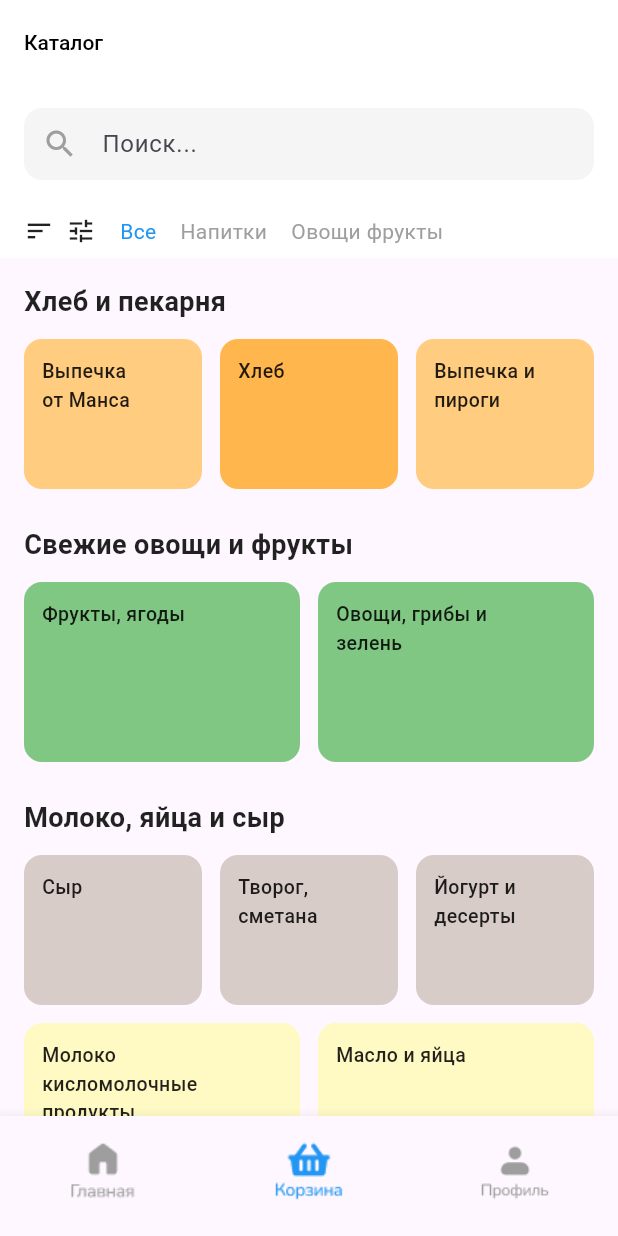
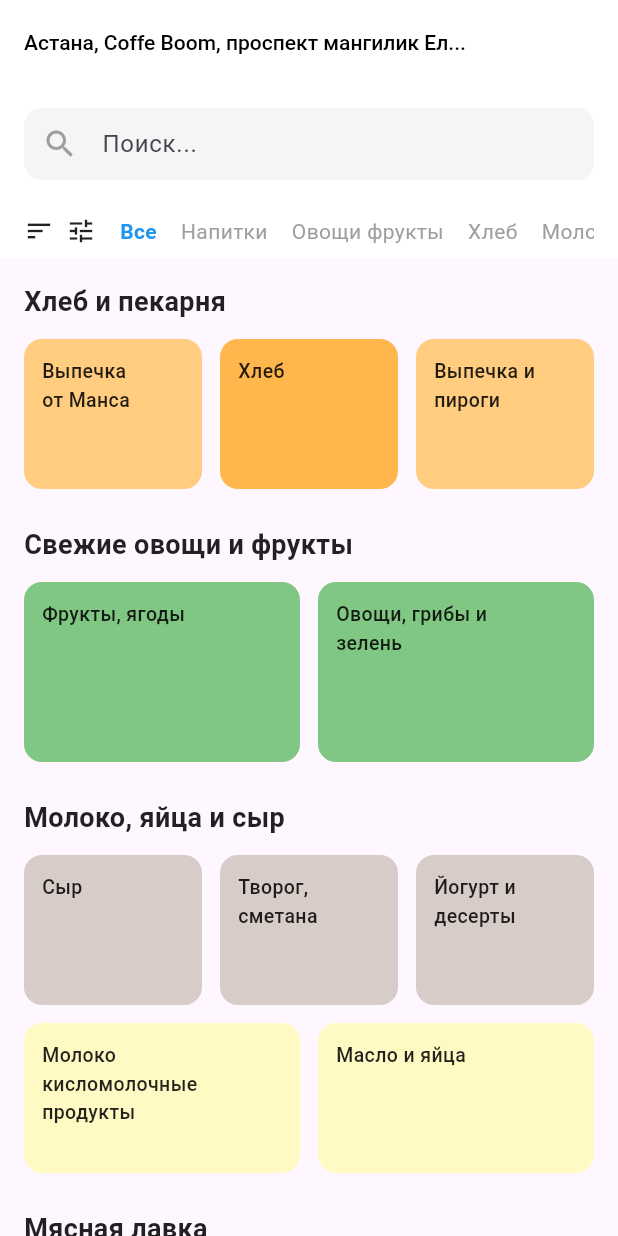
Before and after one commit to Hamsterito/wholesale-purchases, a Flutter app: the CatalogPage screen opened directly, on a phone screen of 412 x 824 dp. Run offline on Flutter 3.47's test engine with Material 3 defaults, Android fonts, the phone set to English and light mode, and no system bars.

```diff
--- a/lib/home_screan/catalog.dart
+++ b/lib/home_screan/catalog.dart
@@ -1,5 +1,4 @@
 import 'package:flutter/material.dart';
-import 'package:flutter_project/widgets/bottom_nav.dart';
 
 void main() {
   runApp(const MyApp());
@@ -11,7 +10,7 @@ class MyApp extends StatelessWidget {
   @override
   Widget build(BuildContext context) {
     return MaterialApp(
-      title: 'Catalog',
+      title: 'Coffe Boom',
       theme: ThemeData(
         primarySwatch: Colors.blue,
         scaffoldBackgroundColor: Colors.grey[50],
@@ -22,6 +21,8 @@ class MyApp extends StatelessWidget {
   }
 }
 
+enum CategoryFilter { all, drinks, vegetables, bread, dairy, meat }
+
 class CatalogPage extends StatefulWidget {
   const CatalogPage({Key? key}) : super(key: key);
 
@@ -30,12 +31,17 @@ class CatalogPage extends StatefulWidget {
 }
 
 class _CatalogPageState extends State<CatalogPage> {
-  int _selectedIndex = 1;
+  CategoryFilter _selectedFilter = CategoryFilter.all;
 
-  void _onItemTapped(int index) {
+  void _onFilterTapped(CategoryFilter filter) {
     setState(() {
-      _selectedIndex = index;
+      _selectedFilter = filter;
     });
+  }
+
+  bool _shouldShowCategory(CategoryFilter category) {
+    if (_selectedFilter == CategoryFilter.all) return true;
+    return _selectedFilter == category;
   }
 
   @override
@@ -48,7 +54,7 @@ class _CatalogPageState extends State<CatalogPage> {
           crossAxisAlignment: CrossAxisAlignment.start,
           children: [
             Text(
-              'Каталог',
+              'Астана, Coffe Boom, проспект мангилик Ел...',
               style: TextStyle(
                 color: Colors.black,
                 fontSize: 14,
@@ -83,18 +89,27 @@ class _CatalogPageState extends State<CatalogPage> {
           Container(
             padding: const EdgeInsets.symmetric(horizontal: 16, vertical: 8),
             color: Colors.white,
+            child: SingleChildScrollView(
+              scrollDirection: Axis.horizontal,
               child: Row(
                 children: [
                   Icon(Icons.sort, size: 20),
                   SizedBox(width: 8),
                   Icon(Icons.tune, size: 20),
                   SizedBox(width: 16),
-                Text('Все', style: TextStyle(color: Colors.blue)),
+                  _buildFilterButton('Все', CategoryFilter.all),
                   SizedBox(width: 16),
-                Text('Напитки', style: TextStyle(color: Colors.grey)),
+                  _buildFilterButton('Напитки', CategoryFilter.drinks),
                   SizedBox(width: 16),
-                Text('Овощи фрукты', style: TextStyle(color: Colors.grey)),
+                  _buildFilterButton('Овощи фрукты', CategoryFilter.vegetables),
+                  SizedBox(width: 16),
+                  _buildFilterButton('Хлеб', CategoryFilter.bread),
+                  SizedBox(width: 16),
+                  _buildFilterButton('Молочка', CategoryFilter.dairy),
+                  SizedBox(width: 16),
+                  _buildFilterButton('Мясо', CategoryFilter.meat),
                 ],
+              ),
             ),
           ),
 
@@ -104,6 +119,7 @@ class _CatalogPageState extends State<CatalogPage> {
               padding: const EdgeInsets.all(16),
               children: [
                 // Хлеб и пекарня
+                if (_shouldShowCategory(CategoryFilter.bread)) ...[
                   _buildCategoryTitle('Хлеб и пекарня'),
                   const SizedBox(height: 12),
                   Row(
@@ -130,10 +146,11 @@ class _CatalogPageState extends State<CatalogPage> {
                       ),
                     ],
                   ),
-
                   const SizedBox(height: 24),
+                ],
 
                 // Свежие овощи и фрукты
+                if (_shouldShowCategory(CategoryFilter.vegetables)) ...[
                   _buildCategoryTitle('Свежие овощи и фрукты'),
                   const SizedBox(height: 12),
                   Row(
@@ -155,10 +172,11 @@ class _CatalogPageState extends State<CatalogPage> {
                       ),
                     ],
                   ),
-
                   const SizedBox(height: 24),
+                ],
 
                 // Молоко, яйца и сыр
+                if (_shouldShowCategory(CategoryFilter.dairy)) ...[
                   _buildCategoryTitle('Молоко, яйца и сыр'),
                   const SizedBox(height: 12),
                   Row(
@@ -185,7 +203,6 @@ class _CatalogPageState extends State<CatalogPage> {
                       ),
                     ],
                   ),
-
                   const SizedBox(height: 12),
                   Row(
                     children: [
@@ -204,10 +221,11 @@ class _CatalogPageState extends State<CatalogPage> {
                       ),
                     ],
                   ),
-
                   const SizedBox(height: 24),
+                ],
 
                 // Мясная лавка
+                if (_shouldShowCategory(CategoryFilter.meat)) ...[
                   _buildCategoryTitle('Мясная лавка'),
                   const SizedBox(height: 12),
                   Row(
@@ -234,14 +252,57 @@ class _CatalogPageState extends State<CatalogPage> {
                       ),
                     ],
                   ),
+                  const SizedBox(height: 24),
+                ],
+
+                // Напитки (пример категории)
+                if (_shouldShowCategory(CategoryFilter.drinks)) ...[
+                  _buildCategoryTitle('Напитки'),
+                  const SizedBox(height: 12),
+                  Row(
+                    children: [
+                      Expanded(
+                        child: _buildCategoryCard(
+                          'Вода',
+                          Colors.blue[100]!,
+                        ),
+                      ),
+                      const SizedBox(width: 12),
+                      Expanded(
+                        child: _buildCategoryCard(
+                          'Соки',
+                          Colors.orange[100]!,
+                        ),
+                      ),
+                      const SizedBox(width: 12),
+                      Expanded(
+                        child: _buildCategoryCard(
+                          'Газировка',
+                          Colors.blue[200]!,
+                        ),
+                      ),
+                    ],
+                  ),
+                  const SizedBox(height: 24),
+                ],
               ],
             ),
           ),
         ],
       ),
-      bottomNavigationBar: BottomNavBar(
-        currentIndex: _selectedIndex,
-        onTap: _onItemTapped,
+    );
+  }
+
+  Widget _buildFilterButton(String label, CategoryFilter filter) {
+    bool isSelected = _selectedFilter == filter;
+    return GestureDetector(
+      onTap: () => _onFilterTapped(filter),
+      child: Text(
+        label,
+        style: TextStyle(
+          color: isSelected ? Colors.blue : Colors.grey,
+          fontWeight: isSelected ? FontWeight.w600 : FontWeight.normal,
+        ),
       ),
     );
   }
--- a/lib/login_screan/login.dart
+++ b/lib/login_screan/login.dart
@@ -1,7 +1,7 @@
 import 'package:flutter/material.dart';
 import 'package:flutter_project/reg_screan/register_page.dart';
 import 'package:flutter_project/forgot_screan/forgot_password_page.dart';
-import 'package:flutter_project/home_screan/catalog.dart';
+import 'package:flutter_project/main_screen.dart';
 
 class LoginPage extends StatefulWidget {
   const LoginPage({Key? key}) : super(key: key);
@@ -219,7 +219,7 @@ class _LoginPageState extends State<LoginPage> {
                             onPressed: () {
                               Navigator.pushReplacement(
                                 context,
-                                MaterialPageRoute(builder: (context) => const CatalogPage()),
+                                MaterialPageRoute(builder: (context) => const MainScreen()),
                               );
                             },
                             style: ElevatedButton.styleFrom(
--- a/lib/widgets/bottom_nav.dart
+++ b/lib/widgets/bottom_nav.dart
@@ -26,6 +26,10 @@ class BottomNavBar extends StatelessWidget {
           label: "Главная",
         ),
         BottomNavigationBarItem(
+          icon: ImageIcon(AssetImage('assets/icons/catalog.png'), size: 46),
+          label: "Каталог",
+        ),
+        BottomNavigationBarItem(
           icon: ImageIcon(AssetImage('assets/icons/korzina.png'), size: 46),
           label: "Корзина",
         ),
```
Also changed, not shown: lib/home_screan/home.dart (added, +309 -0 lines), lib/main_screen.dart (added, +117 -0 lines), assets/icons/catalog.png (added). Lines whose indentation alone changed are shown as unchanged.
